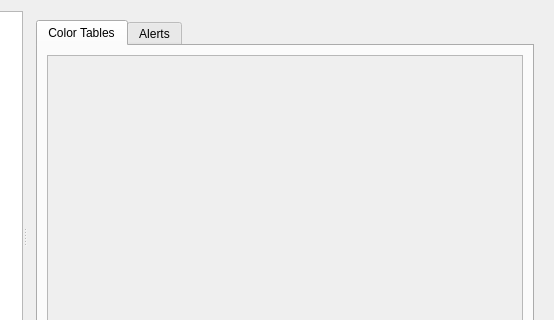
Before: the Qt Designer form scwx-qt/source/scwx/qt/ui/settings_dialog.ui in TornadoRTX/TorDar, drawn with Qt 5; both pictures show x 96 to 650 and y 0 to 320 of the 650 by 500 pixel window.
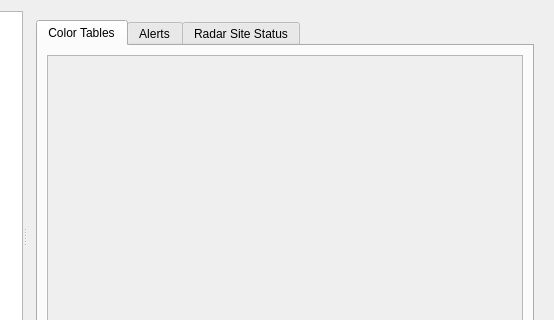
After: the same form once the commit is applied. The open tabs and pages were chosen to show the change. Icons and pictures are not drawn. Custom widgets are drawn as their Qt base class.

Commit message: Add radar site status palette to settings dialog

```diff
--- a/scwx-qt/source/scwx/qt/ui/settings_dialog.ui
+++ b/scwx-qt/source/scwx/qt/ui/settings_dialog.ui
@@ -833,6 +833,11 @@
                <string>Alerts</string>
               </attribute>
              </widget>
+             <widget class="QWidget" name="radarSiteStatusPalette">
+              <attribute name="title">
+               <string>Radar Site Status</string>
+              </attribute>
+             </widget>
             </widget>
            </item>
           </layout>
```
Left out of the diff: 8 changed lines with no effect on the pictures. The commit also changes 14 other files.
